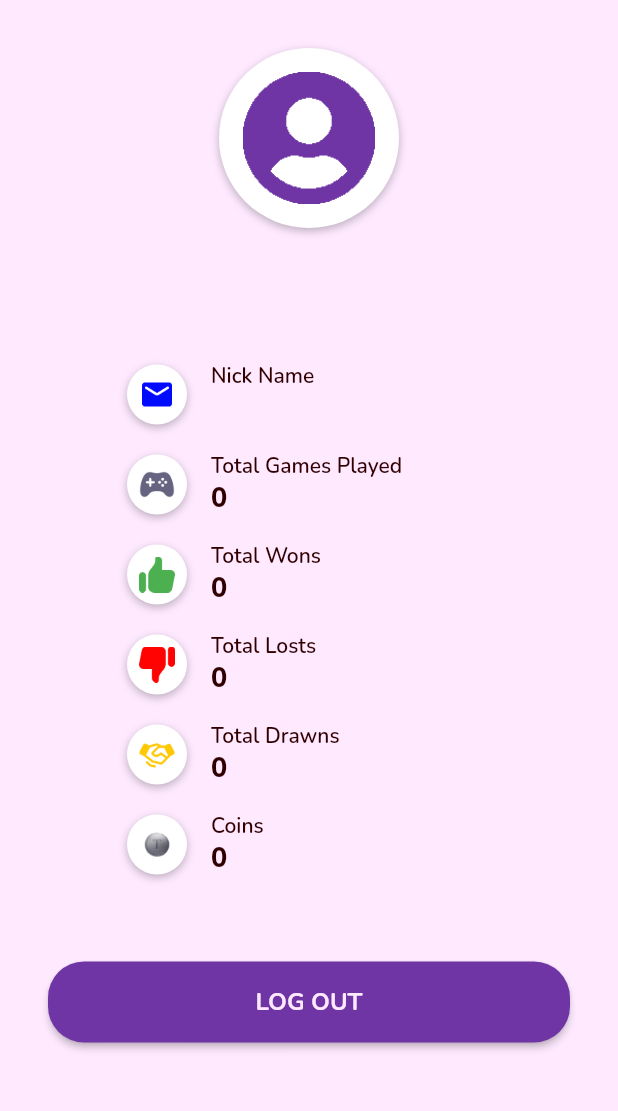
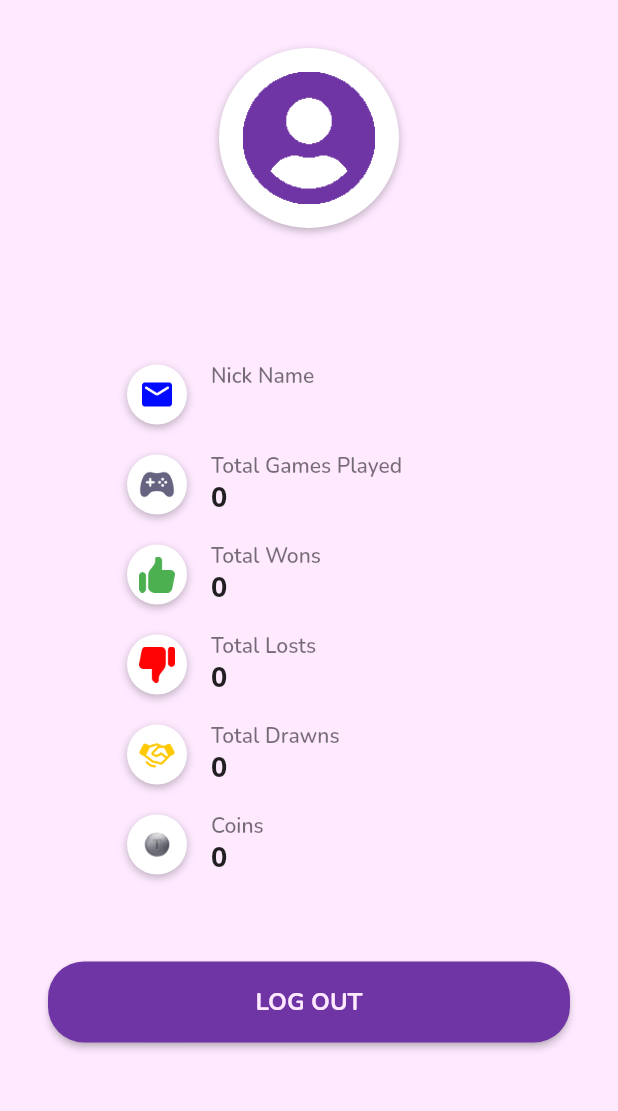
Before and after one commit to D-ENCODER/tic_tac_toe, a Flutter app: the ProfileScreen screen opened by its route, on a phone screen of 412 x 824 dp, the part 78-1189 px from its top. Run offline on Flutter 3.47's test engine with Material 2 defaults, Android fonts, the phone set to English and light mode, and no system bars; our stand-ins replace firebase_auth, firebase_core, firebase_database, flutter_svg, fluttertoast, get_storage and 2 more; accounts and stored records are empty; network calls fail; statements that could not run were skipped.

Commit message:
Final commit

```diff
--- a/lib/Screens/profile_screen.dart
+++ b/lib/Screens/profile_screen.dart
@@ -37,24 +37,12 @@ class _ProfileScreenState extends State<ProfileScreen> {
 
   @override
   Widget build(BuildContext context) {
-    return Scaffold(
-      appBar: PreferredSize(
-        preferredSize: const Size.fromHeight(0.0),
-        child: AppBar(),
-      ),
-      body: SafeArea(
-        child: ListView(
+    return SafeArea(
+      child: Scaffold(
+        body: ListView(
           children: [
             Stack(
               children: [
-                // Positioned(
-                //   top: -1 / 5 * MediaQuery.of(context).size.height,
-                //   left: -1 / 4 * MediaQuery.of(context).size.width,
-                //   child: SizedBox(
-                //     width: 3 / 2 * MediaQuery.of(context).size.width,
-                //     child: Image.asset('assets/vectors/profile_blob.png'),
-                //   ),
-                // ),
                 Container(
                   padding: const EdgeInsets.fromLTRB(16.0, 24.0, 16.0, 4.0),
                   child: Column(
--- a/lib/main.dart
+++ b/lib/main.dart
@@ -2,6 +2,7 @@ import 'package:firebase_core/firebase_core.dart';
 import 'package:flutter/material.dart';
 import 'package:flutter/services.dart';
 import 'package:get_storage/get_storage.dart';
+import 'package:google_mobile_ads/google_mobile_ads.dart';
 import 'package:tic_tac_toe/Utils/constants.dart';
 import 'package:tic_tac_toe/Screens/login_screen.dart';
 import 'package:tic_tac_toe/Screens/about_screen.dart';
@@ -16,9 +17,7 @@ import 'package:tic_tac_toe/Screens/splash_screen.dart';
 final kTheme = ThemeData(
     primaryColor: kPrimaryColor,
     scaffoldBackgroundColor: kPrimaryLightColor,
-  primaryColorDark: const Color(0xff300000),
     visualDensity: VisualDensity.adaptivePlatformDensity,
-  backgroundColor: Colors.yellow[100],
     fontFamily: 'Nunito',
     textTheme: const TextTheme(
       button: TextStyle(fontSize: 16.0, fontWeight: FontWeight.bold),
@@ -28,14 +27,11 @@ final kTheme = ThemeData(
       headline2: TextStyle(fontSize: 24.0, fontWeight: FontWeight.w800),
       headline6: TextStyle(fontSize: 16.0, fontWeight: FontWeight.w900),
       caption: TextStyle(fontSize: 14.0, fontWeight: FontWeight.w600),
-  ).apply(
-    bodyColor: const Color(0xff300000),
-    displayColor: const Color(0xff300000),
-  ),
-);
+    ));
 
 Future<void> main() async {
   WidgetsFlutterBinding.ensureInitialized();
+  await MobileAds.instance.initialize();
   await Firebase.initializeApp();
   await GetStorage.init();
   SystemChrome.setPreferredOrientations([DeviceOrientation.portraitUp])
--- a/pubspec.yaml
+++ b/pubspec.yaml
@@ -15,7 +15,7 @@ dependencies:
   firebase_database: ^4.4.0
   url_launcher: ^5.7.10
   get: ^3.26.0
-  confetti: ^0.6.0
+  google_mobile_ads: ^0.13.0
   fluttertoast: ^8.0.8
   flutter_svg: ^1.0.0
   get_storage: ^1.4.0
```
Also changed, not shown: lib/Controllers/user_controller.dart (+25 -0 lines), lib/Screens/about_screen.dart (+8 -12 lines), lib/Screens/game_screen.dart (+3 -7 lines), lib/Screens/home_screen.dart (+24 -8 lines), lib/Widgets/ad_mob.dart (added, +59 -0 lines), assets/vectors/github.png, pubspec.lock, 1 other file. Lines whose indentation alone changed are shown as unchanged.
